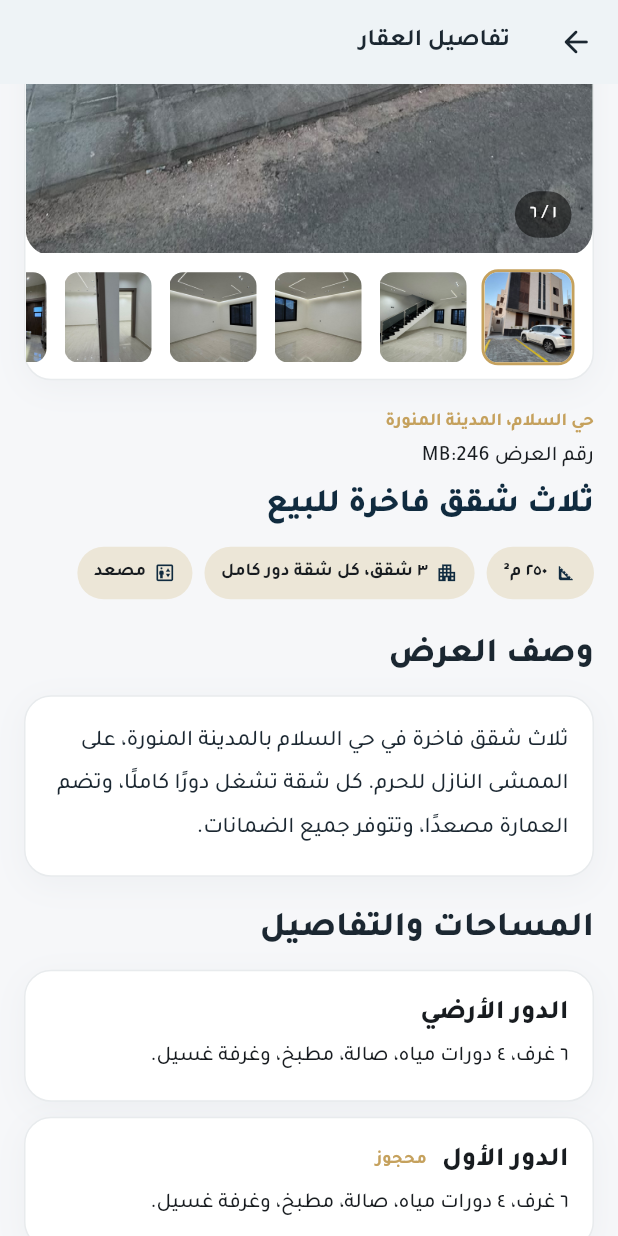
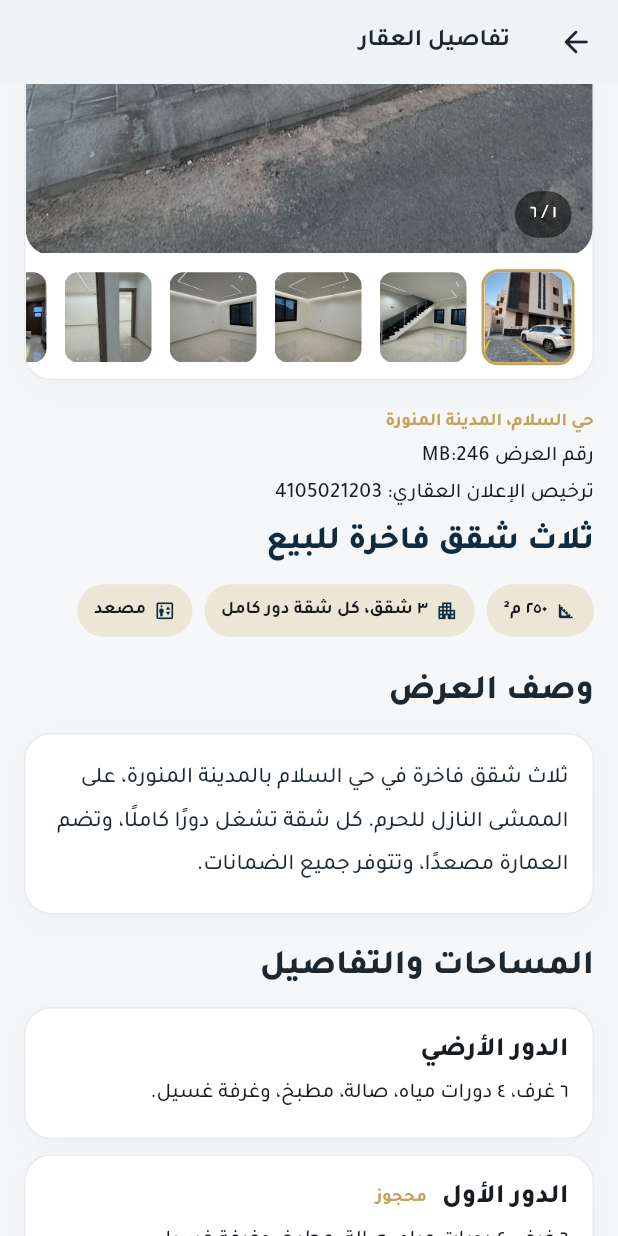
Before and after one commit to safwatalengaz-sketch/safwat-property-site, a Flutter app: the PropertyDetailsScreen screen opened by its route, scrolled down 576 dp, on a phone screen of 412 x 824 dp. Run offline on Flutter 3.47's test engine with Material 3 defaults, Android fonts, the phone set to English and light mode, and no system bars; our stand-ins replace audioplayers, flutter_map, font_awesome_flutter, go_router, latlong2, video_player; missing offline and left inert: dart:js_interop.

Commit message:
Display owner-provided advertising license on the Salam offer

```diff
--- a/flutter_app/lib/data/salam_offer.dart
+++ b/flutter_app/lib/data/salam_offer.dart
@@ -1,6 +1,9 @@
 abstract final class SalamOffer {
   static const path = '/properties/mb-246';
   static const reference = 'MB:246';
+  static const advertisingLicense = '4105021203';
+  static const advertisingLicenseLabel =
+      'ترخيص الإعلان العقاري: $advertisingLicense';
   static const cover = 'assets/images/mb-246/cover.png';
   static const title = 'ثلاث شقق فاخرة للبيع';
   static const district = 'حي السلام، المدينة المنورة';
--- a/flutter_app/lib/screens/property_details_screen.dart
+++ b/flutter_app/lib/screens/property_details_screen.dart
@@ -84,8 +84,10 @@ class _PropertyDetailsScreenState extends State<PropertyDetailsScreen> {
                     ? SalamOffer.district
                     : PropertyData.location,
               ),
-              if (widget.isSalamOffer)
+              if (widget.isSalamOffer) ...[
                 const Text('رقم العرض ${SalamOffer.reference}'),
+                const Text(SalamOffer.advertisingLicenseLabel),
+              ],
               const SizedBox(height: 4),
               Text(
                 widget.isSalamOffer ? SalamOffer.title : PropertyData.title,
```
Also changed, not shown: flutter_app/lib/screens/works_screen.dart (+10 -2 lines), 1 other file.
